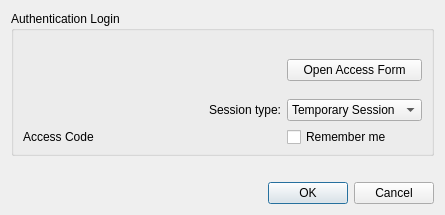
Old version of the form src/pythonGui/karabogui/dialogs/ui/user_session_dialog.ui in the repository European-XFEL/Karabo.
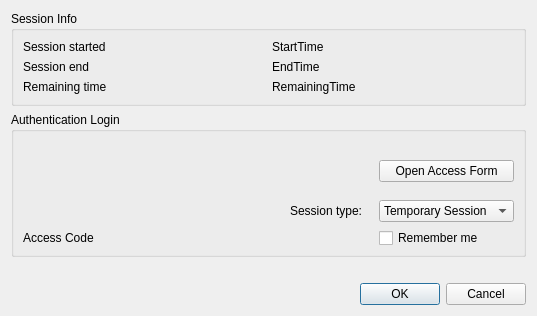
New version of the form.

Commit message: feat(GUI): Provide session information on dialog open

Patch:
```diff
--- a/src/pythonGui/karabogui/dialogs/ui/user_session_dialog.ui
+++ b/src/pythonGui/karabogui/dialogs/ui/user_session_dialog.ui
@@ -6,8 +6,8 @@
    <rect>
     <x>0</x>
     <y>0</y>
-    <width>445</width>
-    <height>210</height>
+    <width>537</width>
+    <height>310</height>
    </rect>
   </property>
   <property name="sizePolicy">
@@ -26,6 +26,61 @@
    <string>Authentication Dialog</string>
   </property>
   <layout class="QVBoxLayout" name="verticalLayout">
+   <item>
+    <widget class="QGroupBox" name="groupBox">
+     <property name="title">
+      <string>Session Info</string>
+     </property>
+     <layout class="QHBoxLayout" name="horizontalLayout">
+      <item>
+       <layout class="QGridLayout" name="gridLayout_2">
+        <item row="0" column="0">
+         <widget class="QLabel" name="label_start">
+          <property name="text">
+           <string>Session started</string>
+          </property>
+         </widget>
+        </item>
+        <item row="0" column="1">
+         <widget class="QLabel" name="info_start_time">
+          <property name="text">
+           <string>StartTime</string>
+          </property>
+         </widget>
+        </item>
+        <item row="1" column="0">
+         <widget class="QLabel" name="label_end">
+          <property name="text">
+           <string>Session end</string>
+          </property>
+         </widget>
+        </item>
+        <item row="1" column="1">
+         <widget class="QLabel" name="info_end_time">
+          <property name="text">
+           <string>EndTime</string>
+          </property>
+         </widget>
+        </item>
+        <item row="2" column="0">
+         <widget class="QLabel" name="label_remaining">
+          <property name="text">
+           <string>Remaining time</string>
+          </property>
+         </widget>
+        </item>
+        <item row="2" column="1">
+         <widget class="QLabel" name="info_remaining_time">
+          <property name="text">
+           <string>RemainingTime</string>
+          </property>
+         </widget>
+        </item>
+       </layout>
+      </item>
+     </layout>
+    </widget>
+   </item>
    <item>
     <widget class="QGroupBox" name="group_auth">
      <property name="sizePolicy">
```
Left out of the diff: 80 changed lines with no effect on the pictures. The commit also changes 8 other files.
